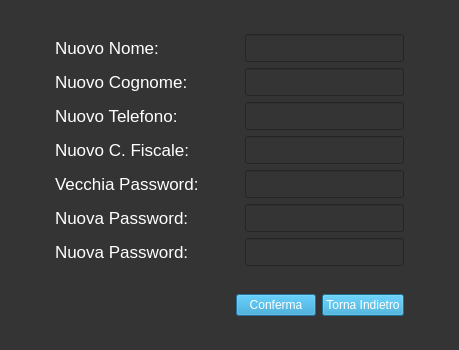
This is Viste/Cliente/GUI/modifica_profilo.ui in GiulianiM/Noleggio as Qt 5 draws it before an edit. The edited form follows.
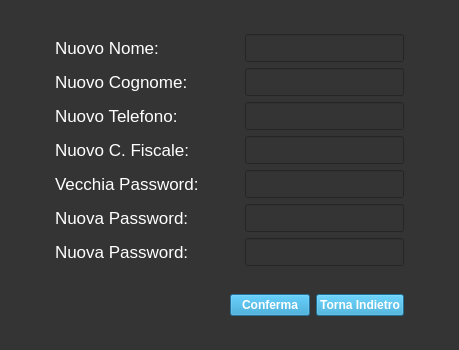
This is the edited form. Icons and pictures are not drawn.

```diff
--- a/Viste/Cliente/GUI/modifica_profilo.ui
+++ b/Viste/Cliente/GUI/modifica_profilo.ui
@@ -325,6 +325,11 @@
        </item>
        <item>
         <widget class="QPushButton" name="confirm_button">
+         <property name="font">
+          <font>
+           <bold>true</bold>
+          </font>
+         </property>
          <property name="styleSheet">
           <string notr="true">font-size:20; color:white;background-color:rgb(38, 157, 206)
 </string>
@@ -336,6 +341,11 @@
        </item>
        <item>
         <widget class="QPushButton" name="back_button">
+         <property name="font">
+          <font>
+           <bold>true</bold>
+          </font>
+         </property>
          <property name="styleSheet">
           <string notr="true">font-size:20; color:white;background-color:rgb(38, 157, 206)
 </string>
```
